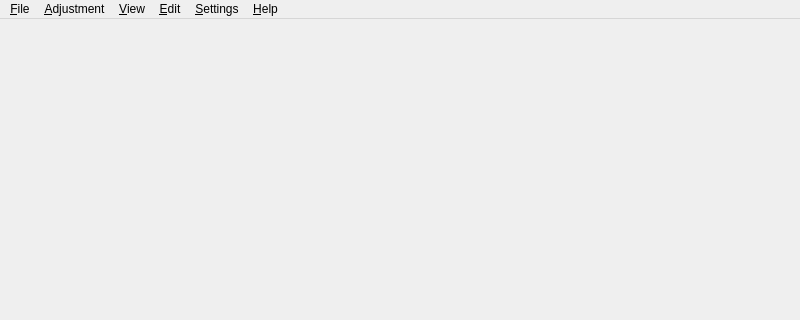
Old version of the form gama-q2/networkadjustmentpanel.ui in the repository cepek/testing-qgama-branch; both pictures show x 0 to 800 and y 0 to 320 of the 800 by 600 pixel window.
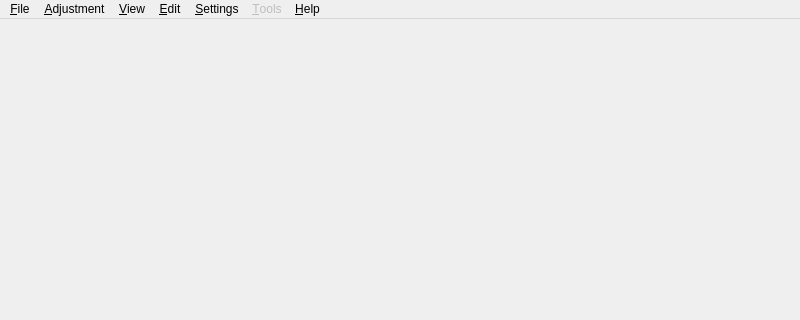
New version of the form.

Patch:
```diff
--- a/gama-q2/networkadjustmentpanel.ui
+++ b/gama-q2/networkadjustmentpanel.ui
@@ -22,7 +22,7 @@
      <x>0</x>
      <y>0</y>
      <width>800</width>
-     <height>32</height>
+     <height>25</height>
     </rect>
    </property>
    <widget class="QMenu" name="menu_File">
@@ -74,11 +74,20 @@
     </property>
     <addaction name="actionGama_q2_help"/>
    </widget>
+   <widget class="QMenu" name="menu_Tools">
+    <property name="enabled">
+     <bool>false</bool>
+    </property>
+    <property name="title">
+     <string>&amp;Tools</string>
+    </property>
+   </widget>
    <addaction name="menu_File"/>
    <addaction name="menu_Adjustment"/>
    <addaction name="menu_View"/>
    <addaction name="menu_Edit"/>
    <addaction name="menu_Settings"/>
+   <addaction name="menu_Tools"/>
    <addaction name="menu_Hrlp"/>
   </widget>
   <widget class="QStatusBar" name="statusbar"/>
```
